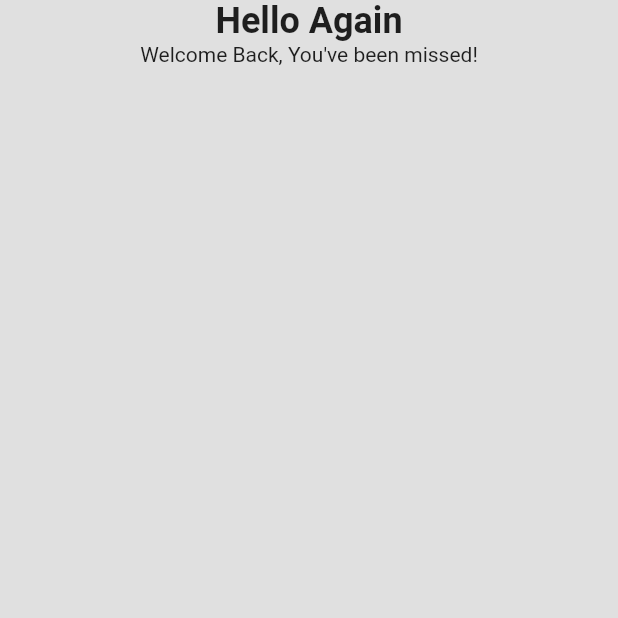
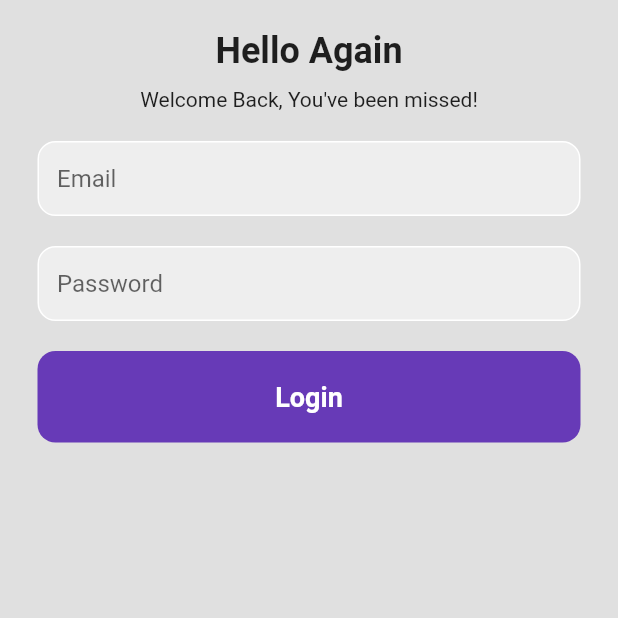
Before and after one commit to rajeabhilash/Drushya, a Flutter app: the LoginPage screen opened directly, on a phone screen of 412 x 824 dp, the top half of it. Run offline on Flutter 3.47's test engine with Material 2 defaults, Android fonts, the phone set to English and light mode, and no system bars; our stand-ins replace motion_tab_bar_v2.

Commit message:
D2 U2 Firebase UI Changed Still Need more updates to do on UI Side.

```diff
--- a/lib/Firebase/login.dart
+++ b/lib/Firebase/login.dart
@@ -15,13 +15,70 @@ class _LoginPageState extends State<LoginPage> {
       body: SafeArea(
         child: Center(
           child: Column(
-            children: const <Widget> [
+            children: <Widget> [
+              SizedBox(height: 20),
               Text(
                 "Hello Again",
                 style: TextStyle(fontWeight: FontWeight.bold, fontSize: 24),
               ),
+              SizedBox(height: 10),
               Text(
                 'Welcome Back, You\'ve been missed!',
+              ),
+              SizedBox(height: 20),
+              Padding(
+                padding: const EdgeInsets.symmetric(horizontal: 25.0),
+                child: Container(
+                  decoration: BoxDecoration(
+                    color: Colors.grey[200],
+                    border: Border.all(color: Colors.white),
+                    borderRadius: BorderRadius.circular(12.0)
+                  ),
+                  child: Padding(
+                    padding: EdgeInsets.symmetric(horizontal: 12),
+                    child: TextField(
+                      decoration: InputDecoration(
+                        border: InputBorder.none,
+                        hintText: "Email"
+                      ),
+                    ),
+                  ),
+                ),
+              ),
+              SizedBox(height: 20),
+              Padding(
+                padding: const EdgeInsets.symmetric(horizontal: 25.0),
+                child: Container(
+                  decoration: BoxDecoration(
+                    color: Colors.grey[200],
+                    border: Border.all(color: Colors.white),
+                    borderRadius: BorderRadius.circular(12.0)
+                  ),
+                  child: Padding(
+                    padding: EdgeInsets.symmetric(horizontal: 12),
+                    child: TextField(
+                      obscureText: true,
+                      decoration: InputDecoration(
+                        border: InputBorder.none,
+                        hintText: "Password"
+                      ),
+                    ),
+                  ),
+                ),
+              ),
+              SizedBox(height: 20),
+              Padding(
+                padding: EdgeInsets.symmetric(horizontal: 25),
+                child: Container(
+                  padding: EdgeInsets.all(20),
+                  decoration: BoxDecoration(
+                    color: Colors.deepPurple,
+                    borderRadius: BorderRadius.circular(12)
+                  ),
+                  child: Center(
+                    child: Text("Login",style: TextStyle(color: Colors.white,fontWeight: FontWeight.bold,fontSize: 18),),
+                  ),
+                ),
               )
             ],
           ),
--- a/lib/main.dart
+++ b/lib/main.dart
@@ -1,3 +1,4 @@
+import 'package:Drushya/Firebase/login.dart';
 import 'package:flutter/material.dart';
 
 void main() {
@@ -12,9 +13,7 @@ class StartDrushya extends StatelessWidget {
     return const MaterialApp(
       title: "Drushya App",
       debugShowCheckedModeBanner: false,
-      home: Scaffold(
-        body: Center(child: Text("Welcome, Drushya Here.!!"),),
-      ),
+      home: LoginPage()
     );
   }
 }
```
